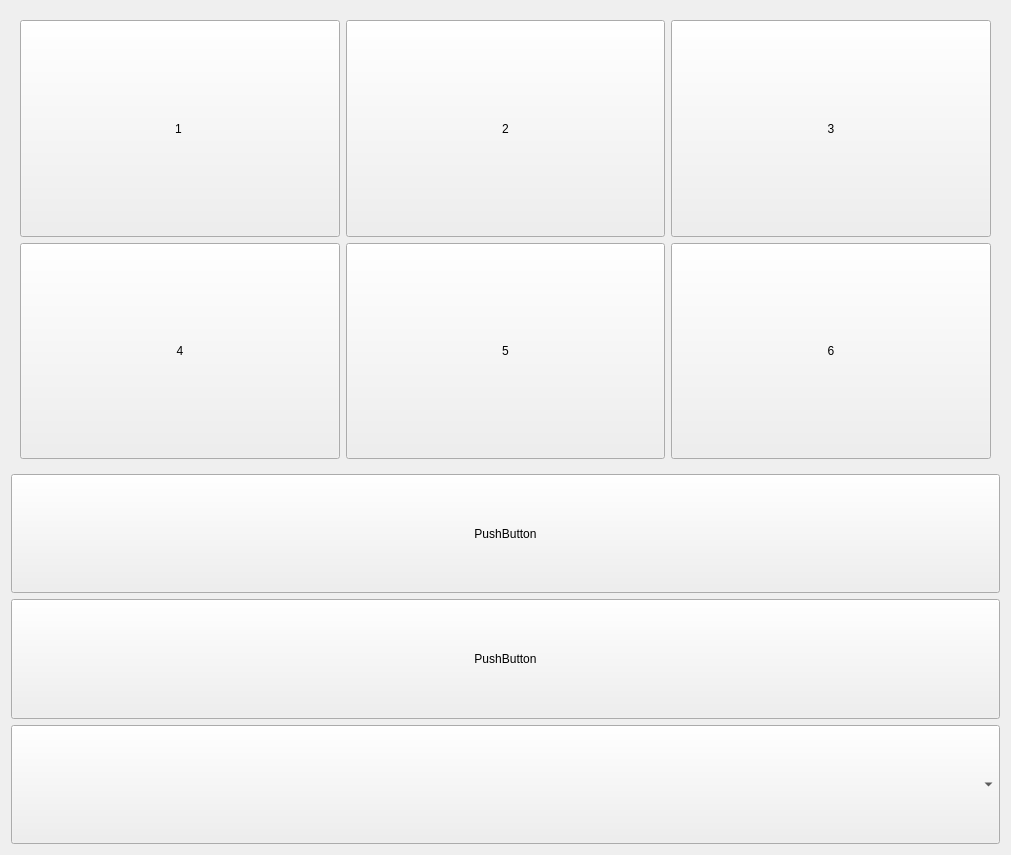
Qt form Engineer/programming2.ui (MrNobody00000/Constructor) before a commit.
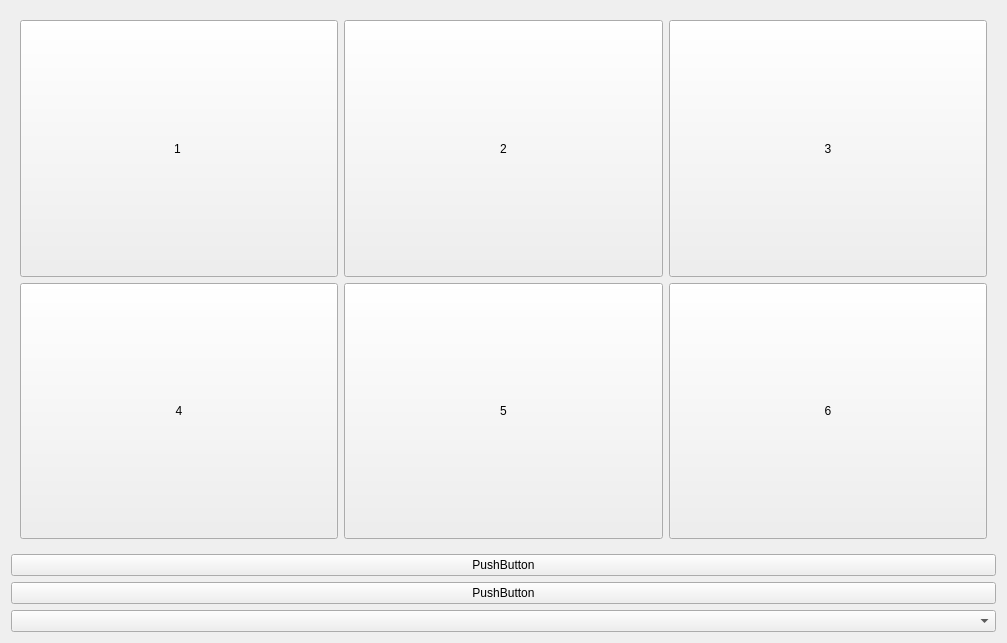
The same form after that commit.

Diff of the .ui file:
```diff
--- a/Engineer/programming2.ui
+++ b/Engineer/programming2.ui
@@ -3,18 +3,18 @@
  <class>Form</class>
  <widget class="QWidget" name="Form">
   <property name="windowModality">
-   <enum>Qt::NonModal</enum>
+   <enum>Qt::ApplicationModal</enum>
   </property>
   <property name="geometry">
    <rect>
     <x>0</x>
     <y>0</y>
-    <width>1911</width>
-    <height>855</height>
+    <width>1007</width>
+    <height>643</height>
    </rect>
   </property>
   <property name="sizePolicy">
-   <sizepolicy hsizetype="Maximum" vsizetype="Maximum">
+   <sizepolicy hsizetype="Expanding" vsizetype="Expanding">
     <horstretch>0</horstretch>
     <verstretch>0</verstretch>
    </sizepolicy>
@@ -34,54 +34,24 @@
   <property name="windowTitle">
    <string>Form</string>
   </property>
-  <layout class="QGridLayout" name="gridLayout">
+  <layout class="QVBoxLayout" name="verticalLayout_3">
    <property name="sizeConstraint">
     <enum>QLayout::SetMaximumSize</enum>
    </property>
-   <item row="5" column="0">
-    <widget class="QComboBox" name="comboBox">
-     <property name="sizePolicy">
-      <sizepolicy hsizetype="Minimum" vsizetype="Minimum">
-       <horstretch>0</horstretch>
-       <verstretch>0</verstretch>
-      </sizepolicy>
+   <item>
+    <layout class="QVBoxLayout" name="verticalLayout_2">
+     <property name="sizeConstraint">
+      <enum>QLayout::SetMaximumSize</enum>
      </property>
-     <property name="minimumSize">
-      <size>
-       <width>0</width>
-       <height>119</height>
-      </size>
-     </property>
-    </widget>
-   </item>
-   <item row="2" column="0" alignment="Qt::AlignBottom">
-    <widget class="QPushButton" name="pushButton_8">
-     <property name="sizePolicy">
-      <sizepolicy hsizetype="Minimum" vsizetype="Minimum">
-       <horstretch>0</horstretch>
-       <verstretch>0</verstretch>
-      </sizepolicy>
-     </property>
-     <property name="minimumSize">
-      <size>
-       <width>0</width>
-       <height>119</height>
-      </size>
-     </property>
-     <property name="text">
-      <string>PushButton</string>
-     </property>
-    </widget>
-   </item>
-   <item row="0" column="0">
+     <item>
     <widget class="QStackedWidget" name="stackedWidget">
      <property name="enabled">
       <bool>true</bool>
      </property>
      <property name="sizePolicy">
-      <sizepolicy hsizetype="Expanding" vsizetype="Ignored">
+        <sizepolicy hsizetype="Expanding" vsizetype="Expanding">
        <horstretch>0</horstretch>
-       <verstretch>0</verstretch>
+         <verstretch>10</verstretch>
       </sizepolicy>
      </property>
      <property name="minimumSize">
@@ -92,8 +62,8 @@
      </property>
      <property name="maximumSize">
       <size>
-       <width>989</width>
-       <height>461</height>
+         <width>1980</width>
+         <height>1080</height>
       </size>
      </property>
      <property name="currentIndex">
@@ -113,10 +83,13 @@
        </size>
       </property>
       <layout class="QGridLayout" name="gridLayout_2">
+         <property name="sizeConstraint">
+          <enum>QLayout::SetMaximumSize</enum>
+         </property>
        <item row="0" column="0">
         <widget class="QPushButton" name="pushButton">
          <property name="sizePolicy">
-          <sizepolicy hsizetype="Minimum" vsizetype="Minimum">
+            <sizepolicy hsizetype="Expanding" vsizetype="Expanding">
            <horstretch>0</horstretch>
            <verstretch>0</verstretch>
           </sizepolicy>
@@ -135,7 +108,7 @@
        <item row="0" column="1">
         <widget class="QPushButton" name="pushButton_2">
          <property name="sizePolicy">
-          <sizepolicy hsizetype="Minimum" vsizetype="Minimum">
+            <sizepolicy hsizetype="Expanding" vsizetype="Expanding">
            <horstretch>0</horstretch>
            <verstretch>0</verstretch>
           </sizepolicy>
@@ -154,7 +127,7 @@
        <item row="0" column="2">
         <widget class="QPushButton" name="pushButton_3">
          <property name="sizePolicy">
-          <sizepolicy hsizetype="Minimum" vsizetype="Minimum">
+            <sizepolicy hsizetype="Expanding" vsizetype="Expanding">
            <horstretch>0</horstretch>
            <verstretch>0</verstretch>
           </sizepolicy>
@@ -173,7 +146,7 @@
        <item row="1" column="0">
         <widget class="QPushButton" name="pushButton_4">
          <property name="sizePolicy">
-          <sizepolicy hsizetype="Minimum" vsizetype="Minimum">
+            <sizepolicy hsizetype="Expanding" vsizetype="Expanding">
            <horstretch>0</horstretch>
            <verstretch>0</verstretch>
           </sizepolicy>
@@ -192,7 +165,7 @@
        <item row="1" column="1">
         <widget class="QPushButton" name="pushButton_5">
          <property name="sizePolicy">
-          <sizepolicy hsizetype="Minimum" vsizetype="Minimum">
+            <sizepolicy hsizetype="Expanding" vsizetype="Expanding">
            <horstretch>0</horstretch>
            <verstretch>0</verstretch>
           </sizepolicy>
@@ -211,7 +184,7 @@
        <item row="1" column="2">
         <widget class="QPushButton" name="pushButton_6">
          <property name="sizePolicy">
-          <sizepolicy hsizetype="Minimum" vsizetype="Minimum">
+            <sizepolicy hsizetype="Expanding" vsizetype="Expanding">
            <horstretch>0</horstretch>
            <verstretch>0</verstretch>
           </sizepolicy>
@@ -235,10 +208,34 @@
      <widget class="QWidget" name="page_5"/>
     </widget>
    </item>
-   <item row="3" column="0">
+     <item>
+      <layout class="QVBoxLayout" name="verticalLayout">
+       <property name="sizeConstraint">
+        <enum>QLayout::SetMinimumSize</enum>
+       </property>
+       <item>
+        <widget class="QPushButton" name="pushButton_8">
+         <property name="sizePolicy">
+          <sizepolicy hsizetype="Expanding" vsizetype="Preferred">
+           <horstretch>0</horstretch>
+           <verstretch>0</verstretch>
+          </sizepolicy>
+         </property>
+         <property name="minimumSize">
+          <size>
+           <width>0</width>
+           <height>0</height>
+          </size>
+         </property>
+         <property name="text">
+          <string>PushButton</string>
+         </property>
+        </widget>
+       </item>
+       <item>
     <widget class="QPushButton" name="pushButton_7">
      <property name="sizePolicy">
-      <sizepolicy hsizetype="Minimum" vsizetype="Minimum">
+          <sizepolicy hsizetype="Expanding" vsizetype="Preferred">
        <horstretch>0</horstretch>
        <verstretch>0</verstretch>
       </sizepolicy>
@@ -246,13 +243,39 @@
      <property name="minimumSize">
       <size>
        <width>0</width>
-       <height>120</height>
+           <height>0</height>
       </size>
      </property>
      <property name="text">
       <string>PushButton</string>
      </property>
     </widget>
+       </item>
+       <item>
+        <widget class="QComboBox" name="comboBox">
+         <property name="sizePolicy">
+          <sizepolicy hsizetype="Expanding" vsizetype="Preferred">
+           <horstretch>0</horstretch>
+           <verstretch>0</verstretch>
+          </sizepolicy>
+         </property>
+         <property name="minimumSize">
+          <size>
+           <width>0</width>
+           <height>0</height>
+          </size>
+         </property>
+         <property name="insertPolicy">
+          <enum>QComboBox::InsertAlphabetically</enum>
+         </property>
+         <property name="sizeAdjustPolicy">
+          <enum>QComboBox::AdjustToMinimumContentsLength</enum>
+         </property>
+        </widget>
+       </item>
+      </layout>
+     </item>
+    </layout>
    </item>
   </layout>
  </widget>
```
Lines whose indentation alone changed are shown as unchanged.
